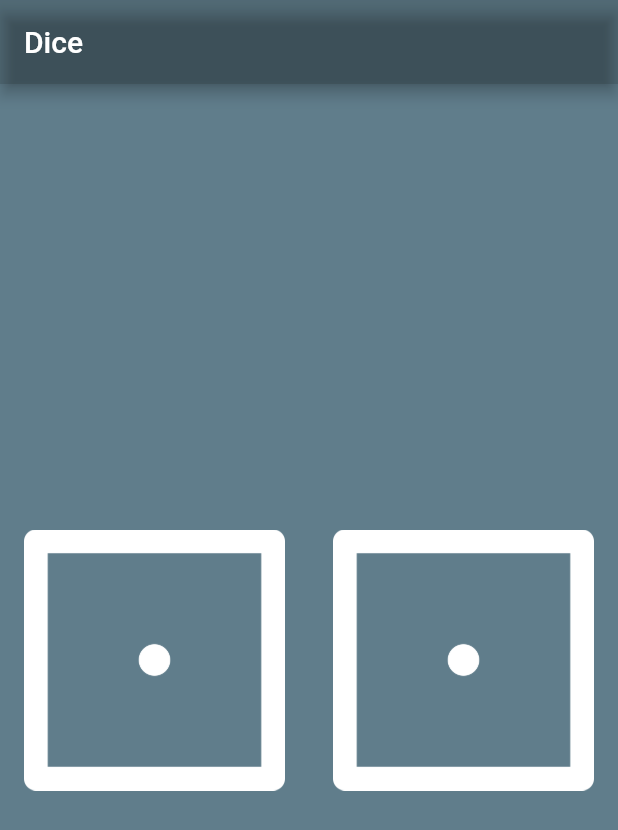
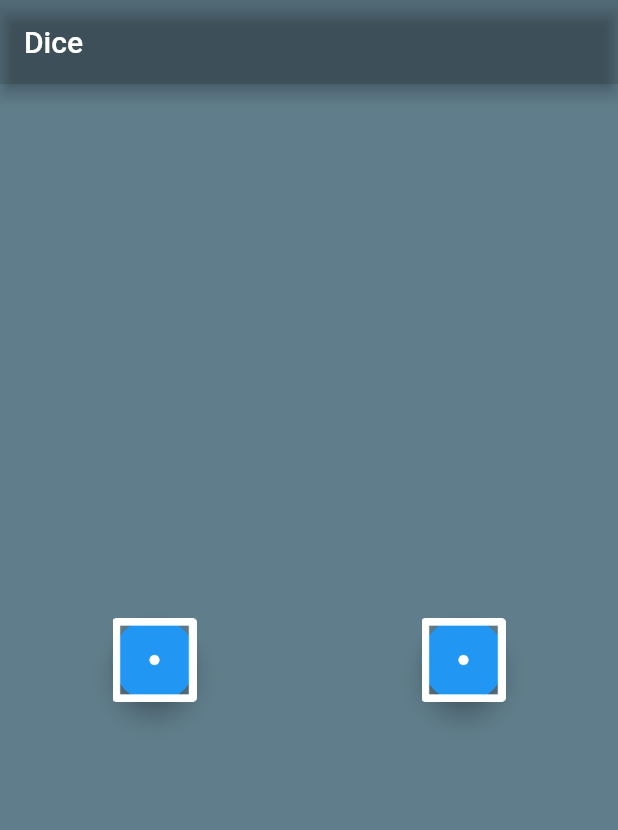
Before and after one commit to HeratUni-CS/dicee-JalaluddinKhafi, a Flutter app: the screen it shows after launch, on a phone screen of 412 x 824 dp. Shown: the top 830 px of the screen. Run offline on Flutter 3.47's test engine with Material 2 defaults, Android fonts, the phone set to English and light mode, and no system bars.

Commit message:
float added to project

```diff
--- a/lib/main.dart
+++ b/lib/main.dart
@@ -22,16 +22,18 @@ class MyApp extends StatelessWidget {
       child: Row(
         children: <Widget>[
           Expanded(
-            child:Padding(
-              padding: const EdgeInsets.all(16.0),
-              child: Image.asset('images/dice1.png'),
-            )
+            child:FloatingActionButton(onPressed: () {
+              print('left button clecked');
+            },
+            child: Image.asset('images/dice1.png'),
+            ),
           ),
           Expanded(
-              child:Padding(
-                padding: const EdgeInsets.all(16.0),
-                child: Image.asset('images/dice1.png'),
-              )
+              child: FloatingActionButton(onPressed: () {
+                print('Right button clecked');
+              },
+              child: Image.asset('images/dice1.png'),
+              ),
           ),
         ],
       ),
```
